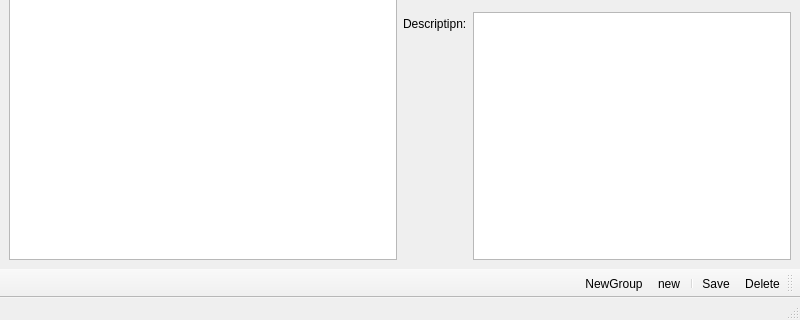
First picture: the form in mainwindow.ui, repository SCyberbrin/simple-todo, before the edit; both pictures show x 0 to 800 and y 280 to 600 of the 800 by 600 pixel window.
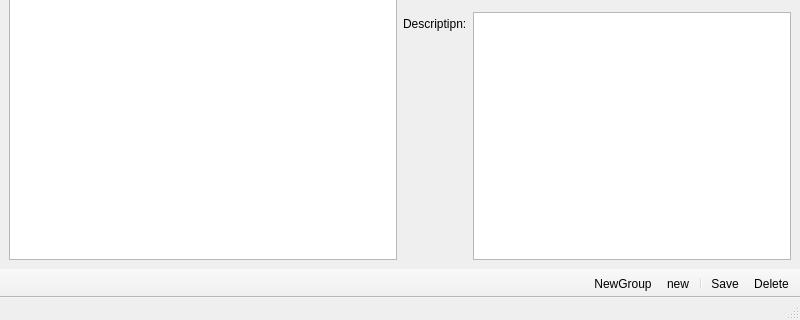
Second picture: the form after the edit. Icons and pictures are not drawn.

```diff
--- a/mainwindow.ui
+++ b/mainwindow.ui
@@ -94,6 +94,9 @@
    <property name="layoutDirection">
     <enum>Qt::RightToLeft</enum>
    </property>
+   <property name="movable">
+    <bool>false</bool>
+   </property>
    <property name="iconSize">
     <size>
      <width>46</width>
```
Left out of the diff: 17 changed lines with no effect on the pictures.
